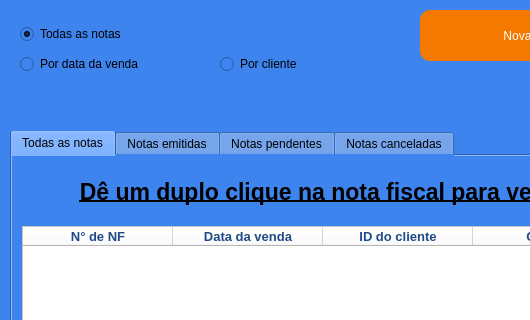
JVwolfart/PROJETO-SALAO-JOVEM-PROGRAMADOR, file vendas.ui: the form before one commit; both pictures show x 0 to 530 and y 0 to 320 of the 1153 by 893 pixel window.
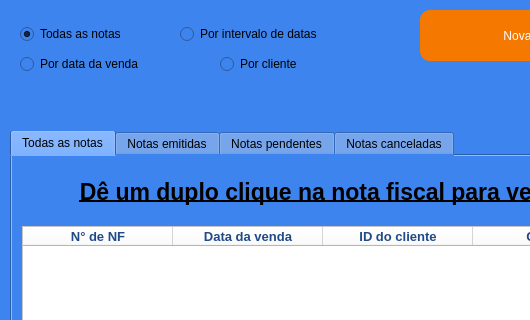
The form after the commit.

```diff
--- a/vendas.ui
+++ b/vendas.ui
@@ -1107,6 +1107,19 @@
      <string/>
     </property>
    </widget>
+   <widget class="QRadioButton" name="RbIntervaloDatas">
+    <property name="geometry">
+     <rect>
+      <x>180</x>
+      <y>20</y>
+      <width>221</width>
+      <height>28</height>
+     </rect>
+    </property>
+    <property name="text">
+     <string>Por intervalo de datas</string>
+    </property>
+   </widget>
   </widget>
  </widget>
  <resources/>
```
